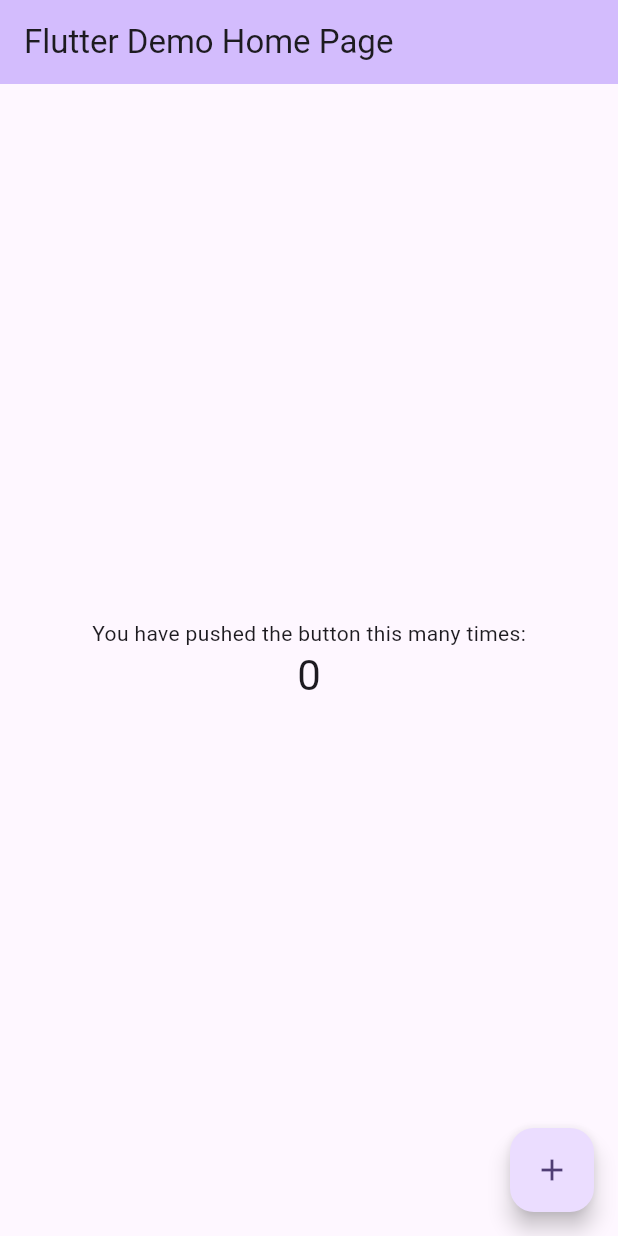
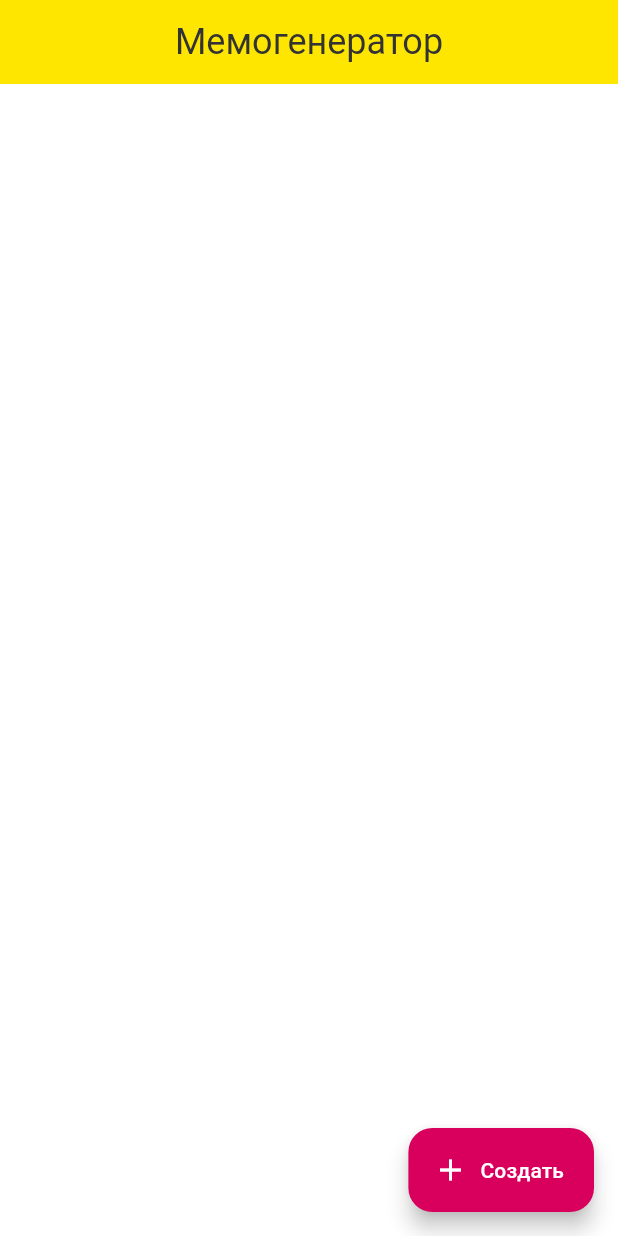
Before and after one commit to SeducerSasha/Skill_Memogenerator, a Flutter app: the screen it shows after launch, on a phone screen of 412 x 824 dp. Run offline on Flutter 3.47's test engine with Material 3 defaults, Android fonts, the phone set to English and light mode, and no system bars; our stand-ins replace google_fonts, rxdart.

Commit message:
Завершение части 1

```diff
--- /dev/null
+++ b/lib/blocs/main_bloc.dart
@@ -0,0 +1,3 @@
+class MainBloc {
+  void dispose() {}
+}
--- a/lib/main.dart
+++ b/lib/main.dart
@@ -1,4 +1,5 @@
 import 'package:flutter/material.dart';
+import 'package:memogenerator/pages/main_page.dart';
 
 void main() {
   runApp(const MyApp());
@@ -7,119 +8,10 @@ void main() {
 class MyApp extends StatelessWidget {
   const MyApp({super.key});
 
-  // This widget is the root of your application.
   @override
   Widget build(BuildContext context) {
-    return MaterialApp(
-      title: 'Flutter Demo',
-      theme: ThemeData(
-        // This is the theme of your application.
-        //
-        // TRY THIS: Try running your application with "flutter run". You'll see
-        // the application has a purple toolbar. Then, without quitting the app,
-        // try changing the seedColor in the colorScheme below to Colors.green
-        // and then invoke "hot reload" (save your changes or press the "hot
-        // reload" button in a Flutter-supported IDE, or press "r" if you used
-        // the command line to start the app).
-        //
-        // Notice that the counter didn't reset back to zero; the application
-        // state is not lost during the reload. To reset the state, use hot
-        // restart instead.
-        //
-        // This works for code too, not just values: Most code changes can be
-        // tested with just a hot reload.
-        colorScheme: ColorScheme.fromSeed(seedColor: Colors.deepPurple),
-        useMaterial3: true,
-      ),
-      home: const MyHomePage(title: 'Flutter Demo Home Page'),
+    return const MaterialApp(
+      home: MainPage(),
     );
   }
 }
-
-class MyHomePage extends StatefulWidget {
-  const MyHomePage({super.key, required this.title});
-
-  // This widget is the home page of your application. It is stateful, meaning
-  // that it has a State object (defined below) that contains fields that affect
-  // how it looks.
-
-  // This class is the configuration for the state. It holds the values (in this
-  // case the title) provided by the parent (in this case the App widget) and
-  // used by the build method of the State. Fields in a Widget subclass are
-  // always marked "final".
-
-  final String title;
-
-  @override
-  State<MyHomePage> createState() => _MyHomePageState();
-}
-
-class _MyHomePageState extends State<MyHomePage> {
-  int _counter = 0;
-
-  void _incrementCounter() {
-    setState(() {
-      // This call to setState tells the Flutter framework that something has
-      // changed in this State, which causes it to rerun the build method below
-      // so that the display can reflect the updated values. If we changed
-      // _counter without calling setState(), then the build method would not be
-      // called again, and so nothing would appear to happen.
-      _counter++;
-    });
-  }
-
-  @override
-  Widget build(BuildContext context) {
-    // This method is rerun every time setState is called, for instance as done
-    // by the _incrementCounter method above.
-    //
-    // The Flutter framework has been optimized to make rerunning build methods
-    // fast, so that you can just rebuild anything that needs updating rather
-    // than having to individually change instances of widgets.
-    return Scaffold(
-      appBar: AppBar(
-        // TRY THIS: Try changing the color here to a specific color (to
-        // Colors.amber, perhaps?) and trigger a hot reload to see the AppBar
-        // change color while the other colors stay the same.
-        backgroundColor: Theme.of(context).colorScheme.inversePrimary,
-        // Here we take the value from the MyHomePage object that was created by
-        // the App.build method, and use it to set our appbar title.
-        title: Text(widget.title),
-      ),
-      body: Center(
-        // Center is a layout widget. It takes a single child and positions it
-        // in the middle of the parent.
-        child: Column(
-          // Column is also a layout widget. It takes a list of children and
-          // arranges them vertically. By default, it sizes itself to fit its
-          // children horizontally, and tries to be as tall as its parent.
-          //
-          // Column has various properties to control how it sizes itself and
-          // how it positions its children. Here we use mainAxisAlignment to
-          // center the children vertically; the main axis here is the vertical
-          // axis because Columns are vertical (the cross axis would be
-          // horizontal).
-          //
-          // TRY THIS: Invoke "debug painting" (choose the "Toggle Debug Paint"
-          // action in the IDE, or press "p" in the console), to see the
-          // wireframe for each widget.
-          mainAxisAlignment: MainAxisAlignment.center,
-          children: <Widget>[
-            const Text(
-              'You have pushed the button this many times:',
-            ),
-            Text(
-              '$_counter',
-              style: Theme.of(context).textTheme.headlineMedium,
-            ),
-          ],
-        ),
-      ),
-      floatingActionButton: FloatingActionButton(
-        onPressed: _incrementCounter,
-        tooltip: 'Increment',
-        child: const Icon(Icons.add),
-      ), // This trailing comma makes auto-formatting nicer for build methods.
-    );
-  }
-}
--- /dev/null
+++ b/lib/pages/main_page.dart
@@ -0,0 +1,80 @@
+import 'package:flutter/material.dart';
+import 'package:memogenerator/blocs/main_bloc.dart';
+import 'package:memogenerator/pages/create_meme_page.dart';
+import 'package:memogenerator/resources/app_colors.dart';
+import 'package:provider/provider.dart';
+import 'package:google_fonts/google_fonts.dart';
+
+class MainPage extends StatefulWidget {
+  const MainPage({
+    super.key,
+  });
+
+  @override
+  State<MainPage> createState() => _MainPageState();
+}
+
+class _MainPageState extends State<MainPage> {
+  late MainBloc bloc = MainBloc();
+
+  @override
+  void initState() {
+    super.initState();
+    bloc = MainBloc();
+  }
+
+  @override
+  Widget build(BuildContext context) {
+    return Provider.value(
+      value: bloc,
+      child: Scaffold(
+        appBar: AppBar(
+          title: Text(
+            'Мемогенератор',
+            style: GoogleFonts.seymourOne(
+                fontSize: 24, fontWeight: FontWeight.w400),
+          ),
+          centerTitle: true,
+          backgroundColor: AppColors.lemon,
+          foregroundColor: AppColors.darkgray,
+        ),
+        backgroundColor: Colors.white,
+        floatingActionButton: FloatingActionButton.extended(
+          onPressed: () {
+            Navigator.push(
+              context,
+              MaterialPageRoute<void>(
+                builder: (BuildContext context) => const CreateMemePage(),
+              ),
+            );
+          },
+          label: const Text(
+            'Создать',
+          ),
+          backgroundColor: AppColors.fuchsia,
+          foregroundColor: AppColors.white,
+          icon: const Icon(Icons.add),
+        ),
+        body: const SafeArea(
+          child: MainPageContent(),
+        ),
+      ),
+    );
+  }
+}
+
+class MainPageContent extends StatefulWidget {
+  const MainPageContent({super.key});
+
+  @override
+  State<MainPageContent> createState() => _MainPageContentState();
+}
+
+class _MainPageContentState extends State<MainPageContent> {
+  late FocusNode textFieldSearchFocusNode;
+
+  @override
+  Widget build(BuildContext context) {
+    return Container();
+  }
+}
--- /dev/null
+++ b/lib/resources/app_colors.dart
@@ -0,0 +1,20 @@
+import 'package:flutter/painting.dart';
+
+class AppColors {
+  AppColors._();
+  static const lemon = Color(0xFFFFE600);
+
+  static const fuchsia = Color(0xFFD9005D);
+  static final fuchsia16 = fuchsia.withOpacity(0.16);
+  static final fuchsia38 = fuchsia.withOpacity(0.38);
+
+  static const darkgray = Color(0xFF333333);
+  static final darkgray6 = darkgray.withOpacity(0.06);
+  static final darkgray16 = darkgray.withOpacity(0.16);
+  static final darkgray38 = darkgray.withOpacity(0.38);
+  static final darkgray56 = darkgray.withOpacity(0.56);
+  static final darkgray86 = darkgray.withOpacity(0.86);
+
+  static const white = Color(0xFFFFFFFF);
+  static const black = Color(0xFF000000);
+}
```
Also changed, not shown: lib/blocs/create_meme_bloc.dart (added, +75 -0 lines), lib/pages/create_meme_page.dart (added, +303 -0 lines), pubspec.yaml (+7 -51 lines), pubspec.lock, 1 other file.
